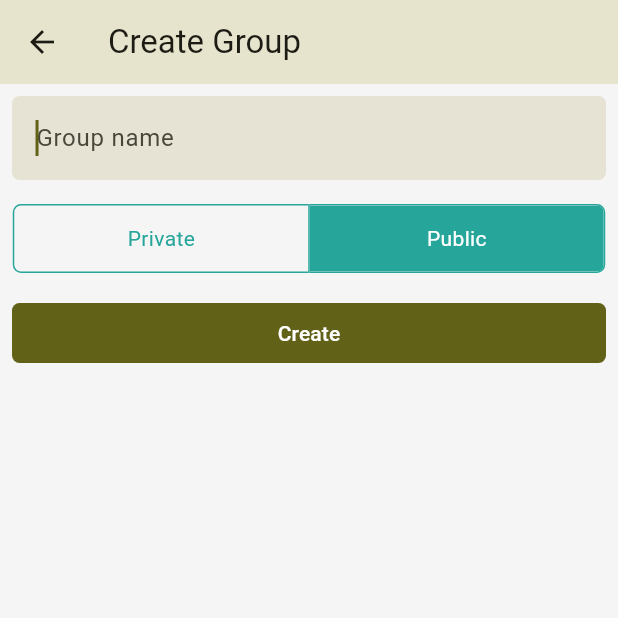
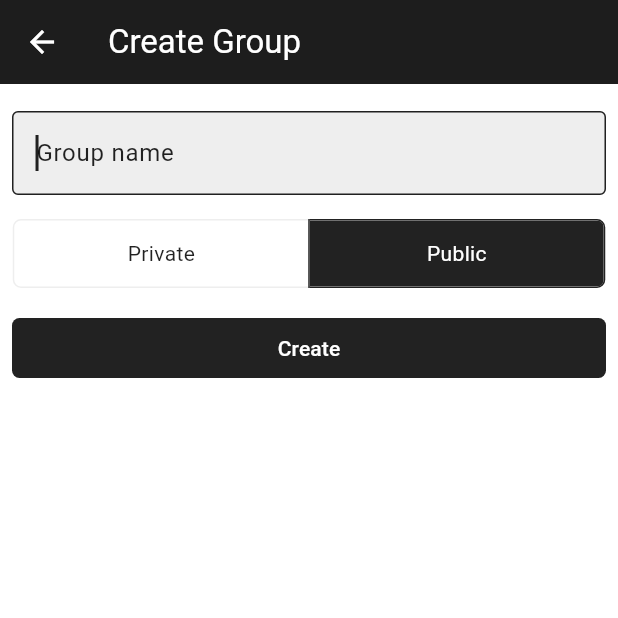
Before and after one commit to Xatta-Trone/Anu-movie-link-sharing-app, a Flutter app: the screen it shows once a user with an empty profile is signed in, after a tap on "Create a group", on a phone screen of 412 x 824 dp, the top half of it. Run offline on Flutter 3.47's test engine with Material 3 defaults, Android fonts, the phone set to English and light mode, and no system bars; our stand-ins replace flutter_dotenv, flutter_riverpod, freezed_annotation, go_router, google_sign_in, riverpod_annotation and 2 more; accounts and stored records are empty; generated files the repository leaves out were written again; network calls fail.

Commit message:
group crud UI modified

```diff
--- a/lib/group/view/create_group_page.dart
+++ b/lib/group/view/create_group_page.dart
@@ -1,3 +1,4 @@
+import 'package:anu3/group/api/group_repository.dart';
 import 'package:anu3/group/group.dart';
 import 'package:anu3/group/providers/group_list_notifier_provider.dart';
 import 'package:flutter/foundation.dart';
@@ -42,46 +43,59 @@ class _CreateGroupPageState extends ConsumerState<CreateGroupPage> {
     ScaffoldMessenger.of(context).clearSnackBars();
     try {
       if (widget.groupId == null) {
-        ref.read(groupListNotifierProvider.notifier).addGroup(name: _groupNameController.text, visibility: isPublic);
-
+        ref
+            .read(groupRepositoryProvider)
+            .addGroup(name: _groupNameController.text, visibility: isPublic)
+            .then((group) => {ref.read(groupListNotifierProvider.notifier).addGroup(group: group!)})
+            .then((value) {
           ScaffoldMessenger.of(context).showSnackBar(
             const SnackBar(content: Text('Group created...')),
           );
+          if (context.mounted) {
+            Navigator.pop(context);
+          }
+        });
       } else {
         if (kDebugMode) {
           print(
             'updating....$isPublic',
           );
         }
-        ref.read(groupListNotifierProvider.notifier).updateGroup(id: widget.groupId!, name: _groupNameController.text, visibility: isPublic);
-
+        ref
+            .read(groupRepositoryProvider)
+            .updateGroup(groupId: widget.groupId!, name: _groupNameController.text, visibility: isPublic)
+            .then((updatedGroup) => {
+                  ref.read(groupListNotifierProvider.notifier).updateGroup(group: updatedGroup!),
+                })
+            .then((value) {
           ScaffoldMessenger.of(context).showSnackBar(
             const SnackBar(content: Text('Group updated...')),
           );
-      }
 
-      _groupNameController.clear();
-      if (mounted) {
-        // sleep(const Duration(seconds: 1));
-        Navigator.pop(context);
+        });
+
       }
     } catch (e) {
       if (widget.groupId == null) {
         ScaffoldMessenger.of(context).showSnackBar(
           const SnackBar(content: Text('Error creating group')),
         );
-
       } else {
         ScaffoldMessenger.of(context).showSnackBar(
           const SnackBar(content: Text('Error updating group')),
         );
       }
-
     }
 
     setState(() {
       _isCreating = false;
     });
+  }
+
+  @override
+  void dispose() {
+    _groupNameController.dispose();
+    super.dispose();
   }
 
   @override
@@ -97,16 +111,14 @@ class _CreateGroupPageState extends ConsumerState<CreateGroupPage> {
           key: _formKey,
           child: Column(
             children: [
+              const SizedBox(
+                height: 10.0,
+              ),
               TextFormField(
                   controller: _groupNameController,
                   autofocus: true,
-                  decoration: InputDecoration(
+                  decoration: const InputDecoration(
                     hintText: 'Group name',
-                    filled: true,
-                    border: OutlineInputBorder(
-                      borderRadius: BorderRadius.circular(5),
-                      borderSide: BorderSide.none,
-                    ),
                   ),
                   validator: (value) {
                     if (value == null || value.isEmpty) {
@@ -114,6 +126,9 @@ class _CreateGroupPageState extends ConsumerState<CreateGroupPage> {
                     }
                     return null;
                   },
+                  onTapOutside: (PointerDownEvent event) {
+                    FocusManager.instance.primaryFocus?.unfocus();
+                  }
               ),
               const SizedBox(
                 height: 15.0,
@@ -132,11 +147,6 @@ class _CreateGroupPageState extends ConsumerState<CreateGroupPage> {
                   });
                 },
                 borderRadius: const BorderRadius.all(Radius.circular(5.0)),
-                  selectedBorderColor: Colors.teal[400],
-                  selectedColor: Colors.white,
-                  fillColor: Colors.teal[400],
-                  borderColor: Colors.teal[400],
-                  color: Colors.teal[400],
                 children: const [
                   Padding(
                     padding: EdgeInsets.symmetric(vertical: 12.0, horizontal: 8.0),
--- a/lib/group/view/group_detail_page.dart
+++ b/lib/group/view/group_detail_page.dart
@@ -42,8 +42,7 @@ class _GroupDetailPageState extends ConsumerState<GroupDetailPage> {
   Widget build(BuildContext context) {
     return Scaffold(
         appBar: AppBar(
-          title: Text('Group details ${group.code}'),
-          elevation: double.infinity,
+        title: Text('${group.name} - ${group.code}'),
         ),
         floatingActionButton: FloatingActionButton(
           onPressed: () {
--- a/lib/main.dart
+++ b/lib/main.dart
@@ -25,10 +25,49 @@ class MyApp extends ConsumerWidget {
     return MaterialApp.router(
       title: 'Flutter Demo',
       theme: ThemeData(
-        scaffoldBackgroundColor: const Color.fromRGBO(245, 245, 245, 1),
-        colorScheme: ColorScheme.fromSeed(seedColor: Colors.yellowAccent),
-        // colorScheme: ColorScheme.fromSwatch(primarySwatch: Colors.blue),
         useMaterial3: true,
+          colorScheme: const ColorScheme(
+            brightness: Brightness.light,
+            primary: Colors.black87,
+            onPrimary: Colors.white,
+            secondary: Colors.white,
+            onSecondary: Colors.black87,
+            error: Colors.red,
+            onError: Colors.black87,
+            background: Colors.white,
+            onBackground: Colors.black87,
+            surface: Colors.white,
+            onSurface: Colors.black87,
+          ),
+          inputDecorationTheme: InputDecorationTheme(
+            labelStyle: const TextStyle(
+              color: Colors.black,
+            ),
+            fillColor: Colors.grey.shade200,
+            filled: true,
+            focusedBorder: const OutlineInputBorder(
+              borderSide: BorderSide(
+                style: BorderStyle.solid,
+                color: Colors.black87,
+              ),
+            ),
+            border: OutlineInputBorder(
+              borderRadius: BorderRadius.circular(5),
+              borderSide: BorderSide.none,
+            ),
+          ),
+          toggleButtonsTheme: ToggleButtonsThemeData(
+            borderColor: Colors.grey.shade200,
+            selectedBorderColor: Colors.black87,
+            selectedColor: Colors.white,
+            fillColor: Colors.black87,
+            color: Colors.black87,
+          ),
+          appBarTheme: const AppBarTheme(
+            color: Colors.black87,
+            foregroundColor: Colors.white,
+            elevation: 10.0,
+          )
       ),
       routerConfig: router,
     );
```
Also changed, not shown: lib/group/api/group_repository.dart (+9 -5 lines), lib/group/providers/group_list_notifier_provider.dart (+23 -22 lines), lib/group/view/group_page.dart (+113 -29 lines), lib/movie/view/movie_list.dart (+42 -2 lines), lib/group/providers/group_list_notifier_provider.g.dart. Lines whose indentation alone changed are shown as unchanged.
